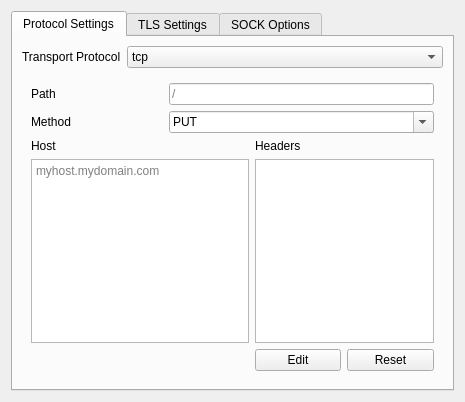
Qt form src/ui/widgets/widgets/StreamSettingsWidget.ui (Zhehao-w/Qv2ray-Z) before a commit.
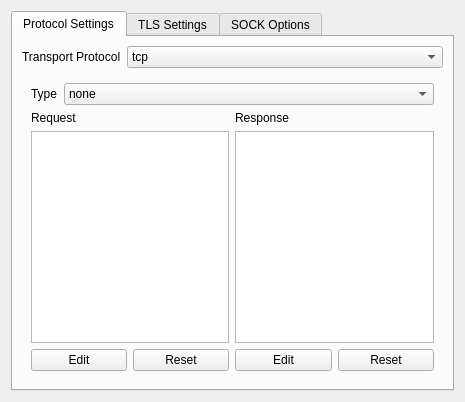
The same form after that commit. The open tabs and pages were chosen to show the change.

Commit message: Remove unreachable legacy HTTP editor UI

```diff
--- a/src/ui/widgets/widgets/StreamSettingsWidget.ui
+++ b/src/ui/widgets/widgets/StreamSettingsWidget.ui
@@ -159,148 +159,6 @@
            </item>
           </layout>
          </widget>
-         <widget class="QWidget" name="httpStackPage">
-          <layout class="QGridLayout" name="gridLayout_8">
-           <item row="0" column="0">
-            <layout class="QGridLayout" name="gridLayout_10">
-             <item row="0" column="0">
-              <widget class="QLabel" name="label_5">
-               <property name="text">
-                <string>Path</string>
-               </property>
-              </widget>
-             </item>
-             <item row="0" column="1" colspan="2">
-              <widget class="QLineEdit" name="httpPathTxt">
-               <property name="placeholderText">
-                <string notr="true">/</string>
-               </property>
-              </widget>
-             </item>
-             <item row="1" column="0">
-              <widget class="QLabel" name="label_31">
-               <property name="text">
-                <string>Method</string>
-               </property>
-              </widget>
-             </item>
-             <item row="1" column="1" colspan="2">
-              <widget class="QComboBox" name="httpMethodCB">
-               <property name="editable">
-                <bool>true</bool>
-               </property>
-               <item>
-                <property name="text">
-                 <string notr="true">PUT</string>
-                </property>
-               </item>
-               <item>
-                <property name="text">
-                 <string notr="true">GET</string>
-                </property>
-               </item>
-               <item>
-                <property name="text">
-                 <string notr="true">POST</string>
-                </property>
-               </item>
-               <item>
-                <property name="text">
-                 <string notr="true">DELETE</string>
-                </property>
-               </item>
-               <item>
-                <property name="text">
-                 <string notr="true">CONNECT</string>
-                </property>
-               </item>
-               <item>
-                <property name="text">
-                 <string notr="true">HEAD</string>
-                </property>
-               </item>
-               <item>
-                <property name="text">
-                 <string notr="true">OPTIONS</string>
-                </property>
-               </item>
-               <item>
-                <property name="text">
-                 <string notr="true">PATCH</string>
-                </property>
-               </item>
-               <item>
-                <property name="text">
-                 <string notr="true">TRACE</string>
-                </property>
-               </item>
-              </widget>
-             </item>
-            </layout>
-           </item>
-           <item row="1" column="0">
-            <layout class="QGridLayout" name="gridLayout_11">
-             <item row="0" column="0">
-              <widget class="QLabel" name="label_4">
-               <property name="text">
-                <string>Host</string>
-               </property>
-              </widget>
-             </item>
-             <item row="0" column="1" colspan="2">
-              <widget class="QLabel" name="label_33">
-               <property name="text">
-                <string>Headers</string>
-               </property>
-              </widget>
-             </item>
-             <item row="1" column="0">
-              <widget class="QPlainTextEdit" name="httpHostTxt">
-               <property name="placeholderText">
-                <string notr="true">myhost.mydomain.com</string>
-               </property>
-              </widget>
-             </item>
-             <item row="1" column="1" colspan="2">
-              <widget class="QPlainTextEdit" name="httpHeadersTxt">
-               <property name="sizePolicy">
-                <sizepolicy hsizetype="Preferred" vsizetype="Preferred">
-                 <horstretch>0</horstretch>
-                 <verstretch>0</verstretch>
-                </sizepolicy>
-               </property>
-               <property name="lineWrapMode">
-                <enum>QPlainTextEdit::NoWrap</enum>
-               </property>
-               <property name="readOnly">
-                <bool>true</bool>
-               </property>
-               <property name="plainText">
-                <string/>
-               </property>
-               <property name="placeholderText">
-                <string notr="true"/>
-               </property>
-              </widget>
-             </item>
-             <item row="2" column="1">
-              <widget class="QPushButton" name="httpHeadersEditBtn">
-               <property name="text">
-                <string>Edit</string>
-               </property>
-              </widget>
-             </item>
-             <item row="2" column="2">
-              <widget class="QPushButton" name="httpHeadersDefBtn">
-               <property name="text">
-                <string>Reset</string>
-               </property>
-              </widget>
-             </item>
-            </layout>
-           </item>
-          </layout>
-         </widget>
          <widget class="QWidget" name="wsStackPage">
           <layout class="QGridLayout" name="gridLayout_9" rowstretch="0,0,1">
            <item row="0" column="0">
```
Left out of the diff: 7 changed lines with no effect on the pictures. The commit also changes 2 other files.
